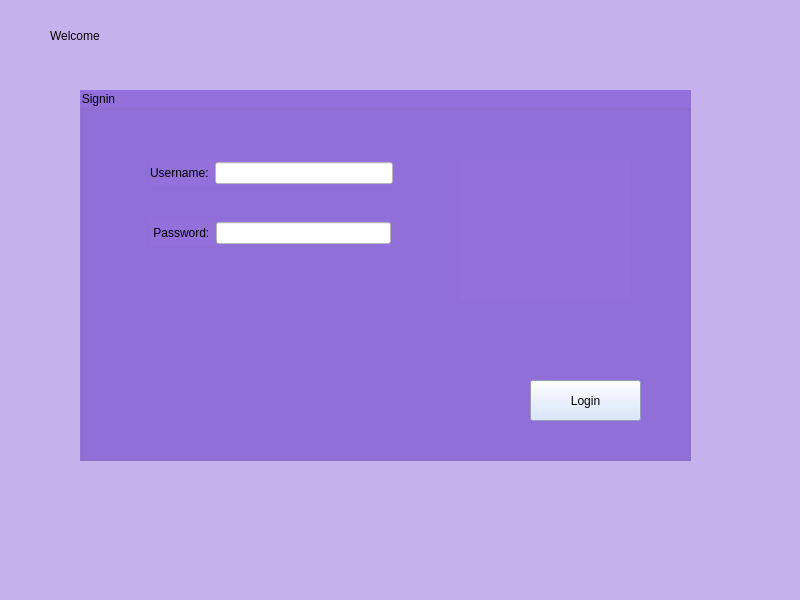
RziguiMohamedAmine/Smart_cinema_2A14, file login.ui: the form before one commit.
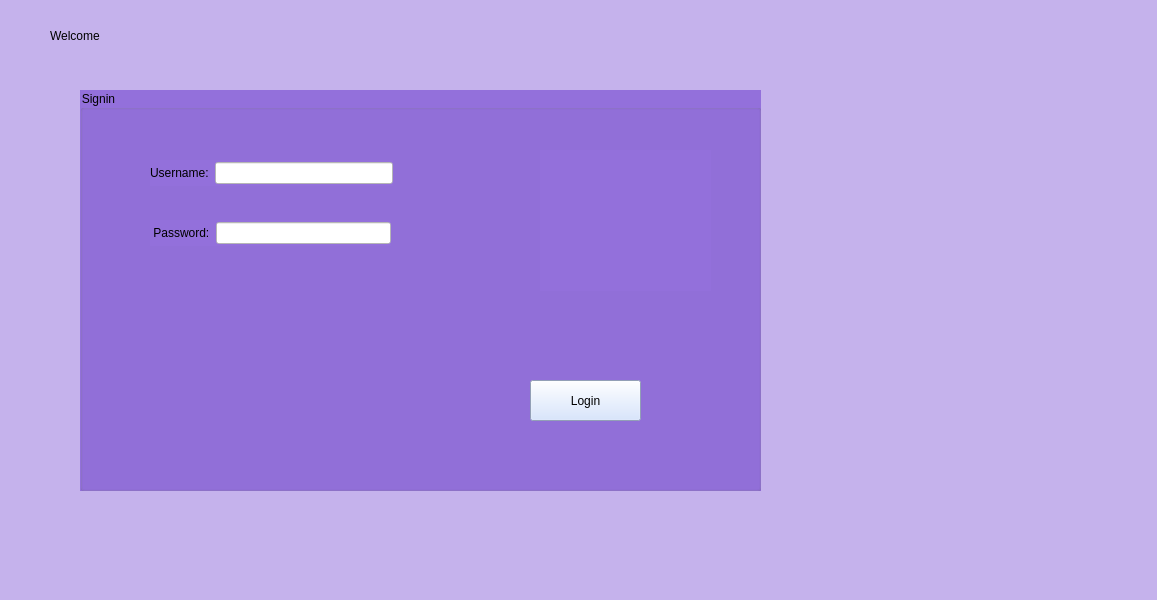
The form after the commit.

The edit to the form file:
```diff
--- a/login.ui
+++ b/login.ui
@@ -6,7 +6,7 @@
    <rect>
     <x>0</x>
     <y>0</y>
-    <width>800</width>
+    <width>1157</width>
     <height>600</height>
    </rect>
   </property>
@@ -22,8 +22,8 @@
      <rect>
       <x>80</x>
       <y>90</y>
-      <width>611</width>
-      <height>371</height>
+      <width>681</width>
+      <height>401</height>
      </rect>
     </property>
     <property name="styleSheet">
@@ -53,8 +53,8 @@
     <widget class="QLabel" name="label_pic">
      <property name="geometry">
       <rect>
-       <x>380</x>
-       <y>70</y>
+       <x>460</x>
+       <y>60</y>
        <width>171</width>
        <height>141</height>
       </rect>
@@ -128,8 +128,8 @@
    <widget class="QLabel" name="label_log">
     <property name="geometry">
      <rect>
-      <x>54</x>
-      <y>485</y>
+      <x>60</x>
+      <y>510</y>
       <width>221</width>
       <height>41</height>
      </rect>
```
Left out of the diff: 2 changed lines with no effect on the pictures.
